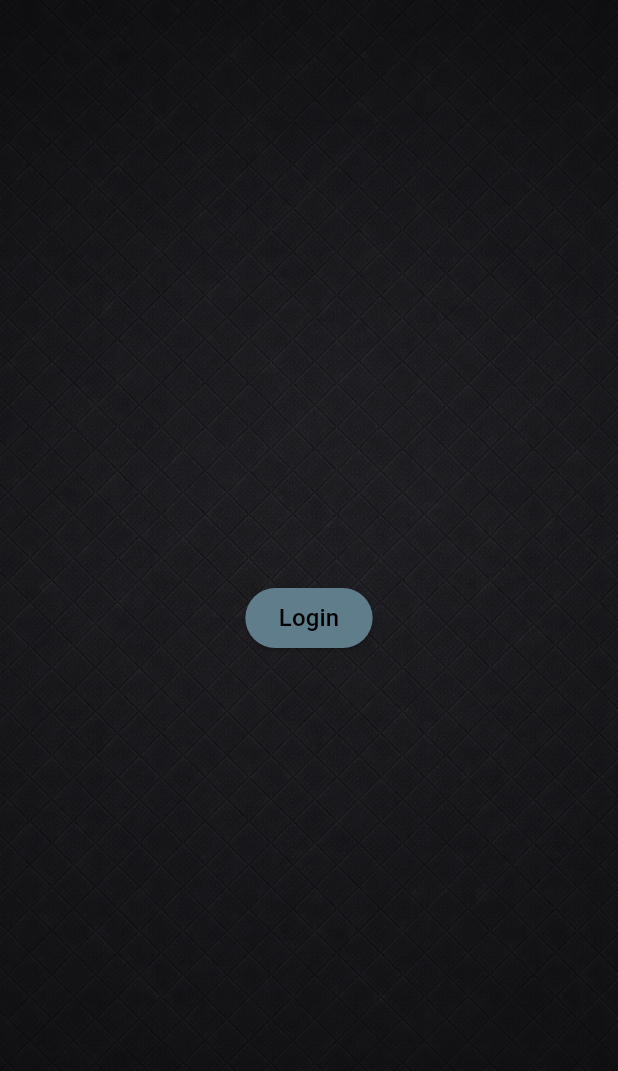
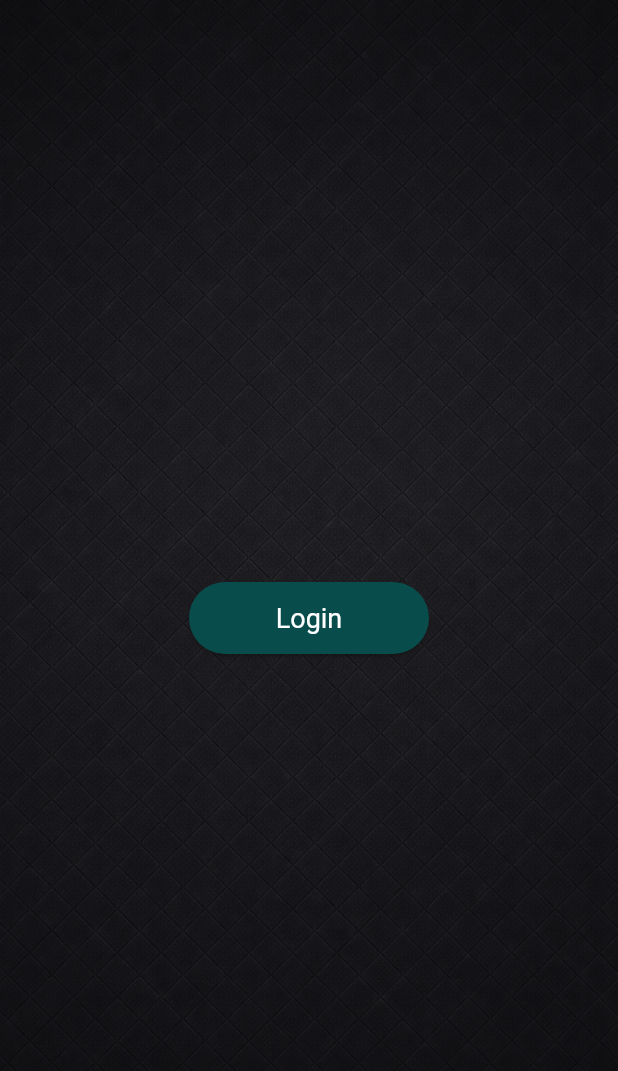
Before and after one commit to jensma89/mythic-access-frontend, a Flutter app: the screen it shows after launch, on a phone screen of 412 x 824 dp. Shown: the top 1071 px of the screen. Run offline on Flutter 3.47's test engine with Material 3 defaults, Android fonts, the phone set to English and light mode, and no system bars.

Commit message:
Create buttons

```diff
--- a/lib/components/button.dart
+++ b/lib/components/button.dart
@@ -1,3 +1,65 @@
 // button.dart
+import 'package:flutter/material.dart';
 
-// Custom  buttons
+// Class for the main button of the app e.g. settings or profile
+class AppButton extends StatelessWidget {
+  final String text;
+  final VoidCallback onPressed;
+
+  const AppButton({super.key, required this.text, required this.onPressed});
+
+  @override
+  Widget build(BuildContext context) {
+    return ElevatedButton(onPressed: onPressed, child: Text(text));
+  }
+}
+
+// Class for the primary button e.g. save or submit
+class PrimaryButton extends StatelessWidget {
+  final String text;
+  final VoidCallback onPressed;
+
+  const PrimaryButton({super.key, required this.text, required this.onPressed});
+
+  @override
+  Widget build(BuildContext context) {
+    final baseStyle = Theme.of(context).elevatedButtonTheme.style;
+
+    return ElevatedButton(
+      onPressed: onPressed,
+      style: baseStyle?.copyWith(
+        backgroundColor: WidgetStateProperty.all(
+          const Color.fromRGBO(9, 76, 76, 1.0),
+        ),
+      ),
+      child: Text(text),
+    );
+  }
+}
+
+// Class for secondary button e.g. for delete or cancel
+class SecondaryButton extends StatelessWidget {
+  final String text;
+  final VoidCallback onPressed;
+
+  const SecondaryButton({
+    super.key,
+    required this.text,
+    required this.onPressed,
+  });
+
+  @override
+  Widget build(BuildContext context) {
+    final baseStyle = Theme.of(context).elevatedButtonTheme.style;
+
+    return ElevatedButton(
+      onPressed: onPressed,
+      style: baseStyle?.copyWith(
+        backgroundColor: WidgetStateProperty.all(
+          Color.fromRGBO(150, 50, 150, 1.0),
+        ),
+      ),
+      child: Text(text),
+    );
+  }
+}
--- a/lib/pages/login_page.dart
+++ b/lib/pages/login_page.dart
@@ -2,6 +2,7 @@
 
 import 'package:flutter/material.dart';
 import '../components/app_dark_background.dart';
+import '../components/button.dart';
 
 class LoginPage extends StatelessWidget {
   const LoginPage({super.key});
@@ -12,11 +13,11 @@ class LoginPage extends StatelessWidget {
       child: Scaffold(
         backgroundColor: Colors.transparent,
         body: Center(
-          child: ElevatedButton(
+          child: PrimaryButton(
+            text: 'Login',
             onPressed: () {
               Navigator.pushReplacementNamed(context, '/start');
             },
-            child: const Text('Login'),
           ),
         ),
       ),
--- a/lib/pages/start_page.dart
+++ b/lib/pages/start_page.dart
@@ -11,7 +11,10 @@ class StartPage extends StatelessWidget {
     return AppDarkBackground(
       child: Scaffold(
         backgroundColor: Colors.transparent,
-        appBar: AppBar(title: const Text('Mythic-Access-DnD')),
+        appBar: AppBar(
+          title: const Text('Home'),
+          automaticallyImplyActions: true,
+        ),
         body: Center(
           child: Text(
             'Welcome to Mythic-Access-DnD',
--- a/lib/theme/dark_theme.dart
+++ b/lib/theme/dark_theme.dart
@@ -10,11 +10,22 @@ ThemeData darkTheme = ThemeData(
     surface: Colors.blueGrey,
     error: Colors.redAccent,
   ),
+
   textTheme: const TextTheme(
     bodyLarge: TextStyle(fontSize: 18),
     bodyMedium: TextStyle(fontSize: 16),
     labelLarge: TextStyle(fontSize: 16),
   ),
+
+  elevatedButtonTheme: ElevatedButtonThemeData(
+    style: ElevatedButton.styleFrom(
+      backgroundColor: Color.fromRGBO(35, 36, 36, 1.0),
+      foregroundColor: Colors.white,
+      minimumSize: const Size(160, 48),
+      textStyle: const TextStyle(fontSize: 18),
+    ),
+  ),
+
   visualDensity: VisualDensity.standard,
   useMaterial3: true,
 );
```
